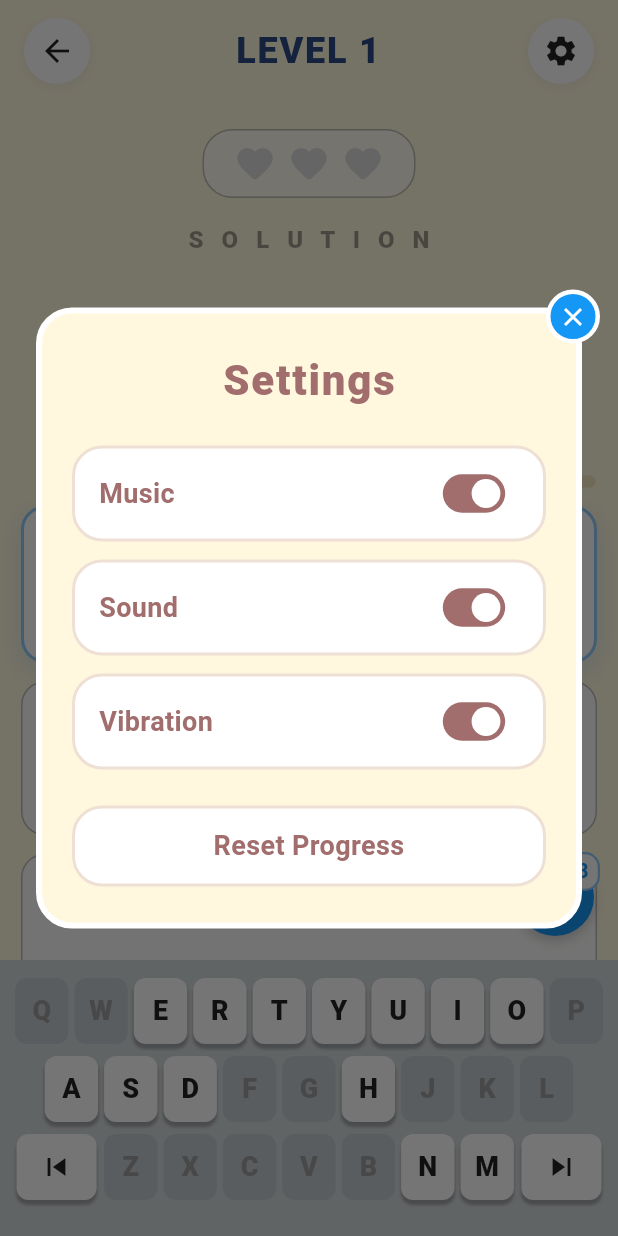
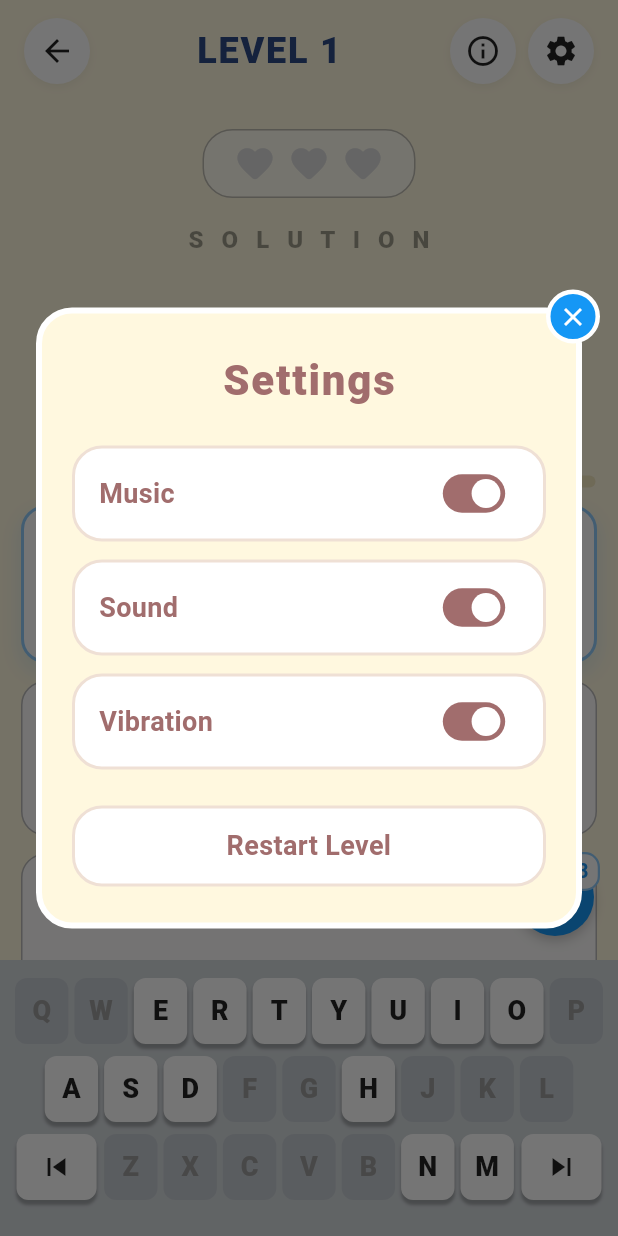
Before and after one commit to nguyenthilocnhi/PRM_Project, a Flutter app: the GameScreen screen opened directly, after a tap on the "settings" icon, on a phone screen of 412 x 824 dp. Run offline on Flutter 3.47's test engine with Material 3 defaults, Android fonts, the phone set to English and light mode, and no system bars; our stand-ins replace audioplayers, confetti, shared_preferences, vibration; accounts and stored records are empty; Roboto replaces fonts that are missing (Arial).

Commit message:
feat: add tutorial dialog and context-aware settings reset

```diff
--- a/lib/features/screens/game_screen.dart
+++ b/lib/features/screens/game_screen.dart
@@ -7,6 +7,7 @@ import 'package:project/features/widgets/clue_card.dart';
 import 'package:project/features/widgets/game_keyboard.dart';
 import 'package:project/features/widgets/puzzle_word_view.dart';
 import 'package:project/features/screens/settings_screen.dart';
+import 'package:project/features/screens/tutorial_dialog.dart';
 
 class GameScreen extends StatefulWidget {
   const GameScreen({super.key});
@@ -227,12 +228,41 @@ class _GameScreenState extends State<GameScreen> {
               ),
             ),
           ),
+          Row(
+            mainAxisSize: MainAxisSize.min,
+            children: [
               GestureDetector(
                 onTap: () {
                   showDialog(
                     context: context,
                     barrierColor: Colors.black54,
-                builder: (context) => const SettingsDialog(),
+                    builder: (context) => const TutorialDialog(),
+                  );
+                },
+                child: Container(
+                  width: 44,
+                  height: 44,
+                  margin: const EdgeInsets.only(right: 8),
+                  decoration: BoxDecoration(
+                    color: Colors.white,
+                    shape: BoxShape.circle,
+                    boxShadow: [
+                      BoxShadow(
+                        color: Colors.black.withValues(alpha: 0.05),
+                        blurRadius: 4,
+                        offset: const Offset(0, 2),
+                      ),
+                    ],
+                  ),
+                  child: const Icon(Icons.info_outline, color: Colors.black87),
+                ),
+              ),
+              GestureDetector(
+                onTap: () {
+                  showDialog(
+                    context: context,
+                    barrierColor: Colors.black54,
+                    builder: (context) => const SettingsDialog(isGameScreen: true),
                   );
                 },
                 child: Container(
@@ -251,6 +281,8 @@ class _GameScreenState extends State<GameScreen> {
                   ),
                   child: const Icon(Icons.settings, color: Colors.black87),
                 ),
+              ),
+            ],
           ),
         ],
       ),
--- a/lib/features/screens/settings_screen.dart
+++ b/lib/features/screens/settings_screen.dart
@@ -6,7 +6,8 @@ import 'package:project/features/game/storage_service.dart';
 import 'package:project/features/screens/home_screen.dart';
 
 class SettingsDialog extends StatelessWidget {
-  const SettingsDialog({super.key});
+  final bool isGameScreen;
+  const SettingsDialog({super.key, this.isGameScreen = false});
 
   @override
   Widget build(BuildContext context) {
@@ -58,7 +59,7 @@ class SettingsDialog extends StatelessWidget {
                   onChanged: (val) => settingsProvider.toggleVibration(),
                 ),
                 const SizedBox(height: 24),
-                _buildResetButton(context),
+                isGameScreen ? _buildRestartLevelButton(context) : _buildResetButton(context),
               ],
             ),
           ),
@@ -147,6 +148,33 @@ class SettingsDialog extends StatelessWidget {
     );
   }
 
+  Widget _buildRestartLevelButton(BuildContext context) {
+    return GestureDetector(
+      onTap: () {
+        context.read<GameProvider>().restartLevel();
+        Navigator.of(context).pop();
+      },
+      child: Container(
+        width: double.infinity,
+        padding: const EdgeInsets.symmetric(vertical: 12),
+        decoration: BoxDecoration(
+          color: Colors.white,
+          borderRadius: BorderRadius.circular(20),
+          border: Border.all(color: const Color(0xffefe0d5), width: 2),
+        ),
+        child: const Text(
+          'Restart Level',
+          textAlign: TextAlign.center,
+          style: TextStyle(
+            color: Color(0xffa16d6d),
+            fontSize: 18,
+            fontWeight: FontWeight.bold,
+          ),
+        ),
+      ),
+    );
+  }
+
   void _showResetDialog(BuildContext context) {
     showDialog(
       context: context,
```
Also changed, not shown: lib/features/screens/home_screen.dart (+18 -1 lines), lib/features/screens/tutorial_dialog.dart (added, +313 -0 lines). Lines whose indentation alone changed are shown as unchanged.
